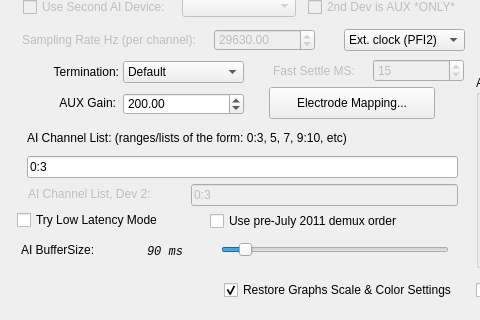
Above: ConfigureDialog.ui from acorver/SpikeGL before the change; both pictures show x 0 to 480 and y 165 to 485 of the 920 by 485 pixel window. Below: the same form after it.
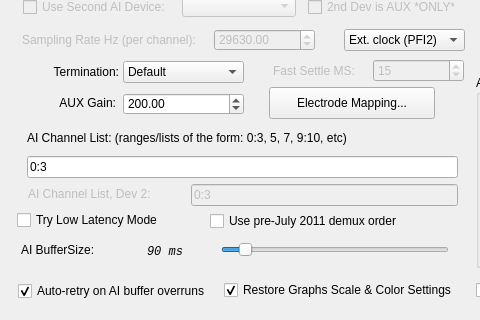
That is the form after the change. Icons and pictures are not drawn.

Commit message: Added auto retry for AI code

Patch:
```diff
--- a/ConfigureDialog.ui
+++ b/ConfigureDialog.ui
@@ -954,6 +954,44 @@
     <bool>true</bool>
    </property>
   </widget>
+  <widget class="QCheckBox" name="autoRetryOnAIOverrunsChk">
+   <property name="enabled">
+    <bool>true</bool>
+   </property>
+   <property name="geometry">
+    <rect>
+     <x>18</x>
+     <y>447</y>
+     <width>199</width>
+     <height>18</height>
+    </rect>
+   </property>
+   <property name="toolTip">
+    <string>&lt;!DOCTYPE HTML PUBLIC &quot;-//W3C//DTD HTML 4.0//EN&quot; &quot;http://www.w3.org/TR/REC-html40/strict.dtd&quot;&gt;
+&lt;html&gt;&lt;head&gt;&lt;meta name=&quot;qrichtext&quot; content=&quot;1&quot; /&gt;&lt;style type=&quot;text/css&quot;&gt;
+p, li { white-space: pre-wrap; }
+&lt;/style&gt;&lt;/head&gt;&lt;body style=&quot; font-family:'MS Shell Dlg 2'; font-size:8.25pt; font-weight:400; font-style:normal;&quot;&gt;
+&lt;p style=&quot; margin-top:0px; margin-bottom:0px; margin-left:0px; margin-right:0px; -qt-block-indent:0; text-indent:0px;&quot;&gt;&lt;span style=&quot; font-size:8pt;&quot;&gt;If enabled, automatically retry on NI-DAQ buffer overrun &lt;/span&gt;&lt;/p&gt;
+&lt;p style=&quot; margin-top:0px; margin-bottom:0px; margin-left:0px; margin-right:0px; -qt-block-indent:0; text-indent:0px;&quot;&gt;&lt;span style=&quot; font-size:8pt;&quot;&gt;errors on the AI device. This is necessary when the &lt;/span&gt;&lt;/p&gt;
+&lt;p style=&quot; margin-top:0px; margin-bottom:0px; margin-left:0px; margin-right:0px; -qt-block-indent:0; text-indent:0px;&quot;&gt;&lt;span style=&quot; font-size:8pt;&quot;&gt;acquisition works most of the time, but occasionally &amp;quot;crashes&amp;quot;&lt;/span&gt;&lt;/p&gt;
+&lt;p style=&quot; margin-top:0px; margin-bottom:0px; margin-left:0px; margin-right:0px; -qt-block-indent:0; text-indent:0px;&quot;&gt;&lt;span style=&quot; font-size:8pt;&quot;&gt;because of heavy UI use. During the restart time, which is &lt;/span&gt;&lt;/p&gt;
+&lt;p style=&quot; margin-top:0px; margin-bottom:0px; margin-left:0px; margin-right:0px; -qt-block-indent:0; text-indent:0px;&quot;&gt;&lt;span style=&quot; font-size:8pt;&quot;&gt;relatively short (on the order of 10s of ms), data will be lost &lt;/span&gt;&lt;/p&gt;
+&lt;p style=&quot; margin-top:0px; margin-bottom:0px; margin-left:0px; margin-right:0px; -qt-block-indent:0; text-indent:0px;&quot;&gt;&lt;span style=&quot; font-size:8pt;&quot;&gt;and MAX_VOLTS will appear in the data file (and on-screen). &lt;/span&gt;&lt;/p&gt;
+&lt;p style=&quot; margin-top:0px; margin-bottom:0px; margin-left:0px; margin-right:0px; -qt-block-indent:0; text-indent:0px;&quot;&gt;&lt;span style=&quot; font-size:8pt;&quot;&gt;Console messages will indicate lost data, and the times and &lt;/span&gt;&lt;/p&gt;
+&lt;p style=&quot; margin-top:0px; margin-bottom:0px; margin-left:0px; margin-right:0px; -qt-block-indent:0; text-indent:0px;&quot;&gt;&lt;span style=&quot; font-size:8pt;&quot;&gt;scan numbers for which it occurred (the .meta file will also &lt;/span&gt;&lt;/p&gt;
+&lt;p style=&quot; margin-top:0px; margin-bottom:0px; margin-left:0px; margin-right:0px; -qt-block-indent:0; text-indent:0px;&quot;&gt;&lt;span style=&quot; font-size:8pt;&quot;&gt;contain a 'AIRestarts' field which will also encapsulate this &lt;/span&gt;&lt;/p&gt;
+&lt;p style=&quot; margin-top:0px; margin-bottom:0px; margin-left:0px; margin-right:0px; -qt-block-indent:0; text-indent:0px;&quot;&gt;&lt;span style=&quot; font-size:8pt;&quot;&gt;information).&lt;/span&gt;&lt;/p&gt;&lt;/body&gt;&lt;/html&gt;</string>
+   </property>
+   <property name="whatsThis">
+    <string>If enabled, automatically retry on NI-DAQ buffer overrun errors on the AI device. This is necessary when the acquisition works most of the time, but occasionally &quot;crashes&quot; because of heavy UI use. During the restart time, which is relatively short (on the order of 10s of ms), data will be lost and MAX_VOLTS will appear in the data file (and on-screen). Console messages will indicate lost data, and the times and scan numbers for which it occurred (the .meta file will also contain a 'AIRestarts' field which will also encapsulate this information).</string>
+   </property>
+   <property name="text">
+    <string>Auto-retry on AI buffer overruns</string>
+   </property>
+   <property name="checked">
+    <bool>true</bool>
+   </property>
+  </widget>
  </widget>
  <tabstops>
   <tabstop>outputFileLE</tabstop>
```
The commit also changes 9 other files.
